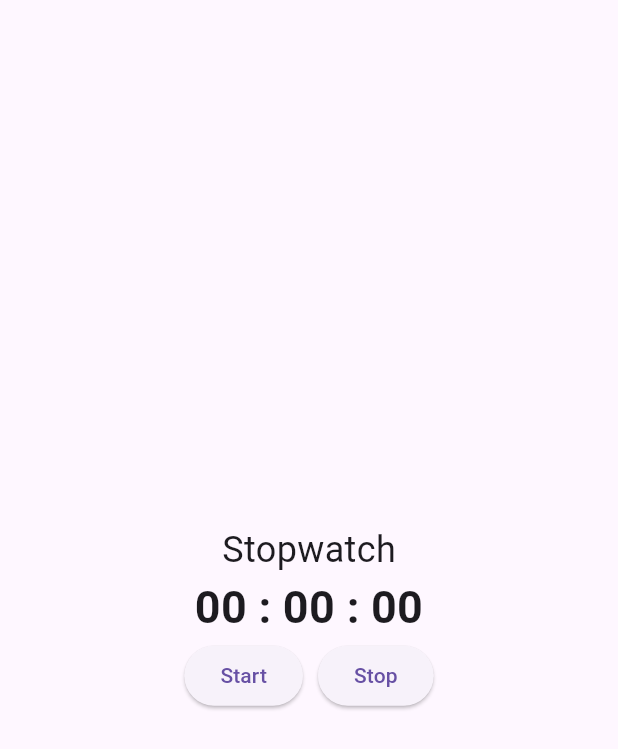
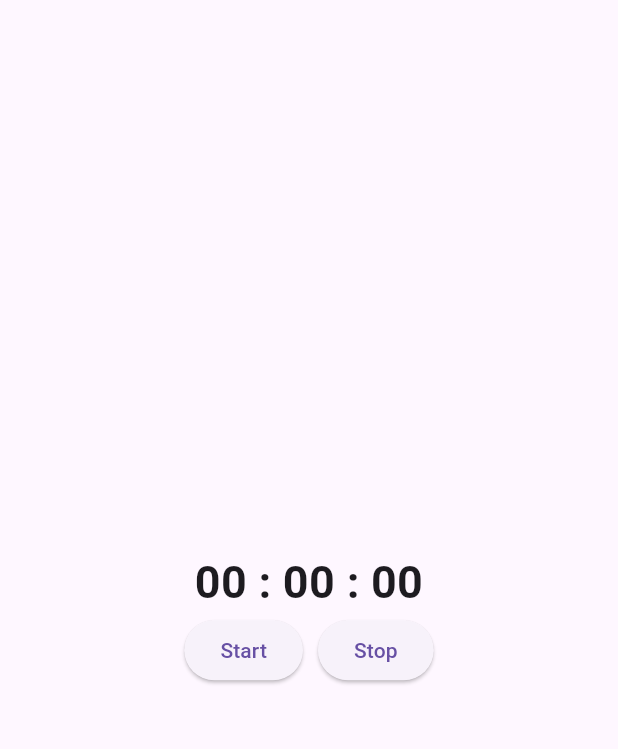
Before and after one commit to vipuludaay/stopwatch, a Flutter app: the screen it shows after launch, on a phone screen of 412 x 824 dp. Shown: the top 749 px of the screen. Run offline on Flutter 3.47's test engine with Material 3 defaults, Android fonts, the phone set to English and light mode, and no system bars.

Commit message:
removed Stopwatch label and reduced height

```diff
--- a/lib/main.dart
+++ b/lib/main.dart
@@ -94,13 +94,6 @@ class _StopwatchHomePageState extends State<StopwatchHomePage> {
         child: Column(
           mainAxisAlignment: MainAxisAlignment.center,
           children: <Widget>[
-            Text(
-              'Stopwatch',
-              style: TextStyle(
-                fontSize: 24.0,
-              ),
-            ),
-            SizedBox(height: 0.0),
             Row(
               mainAxisAlignment: MainAxisAlignment.center,
               children: <Widget>[
```
Also changed, not shown: 1 other file.
